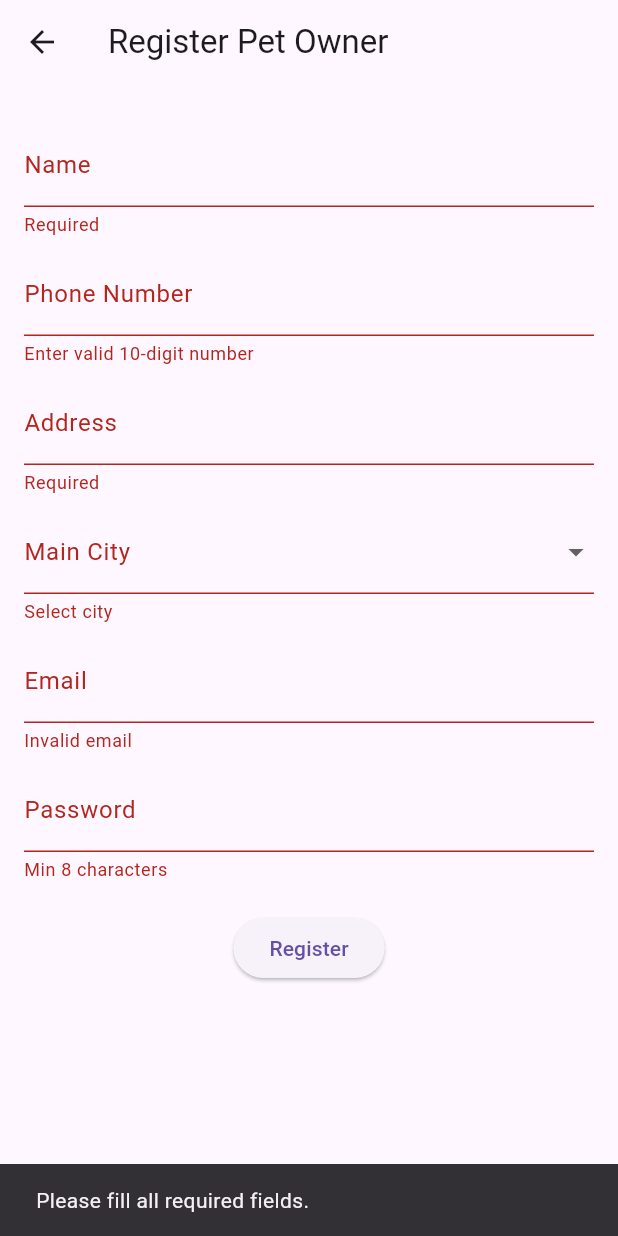
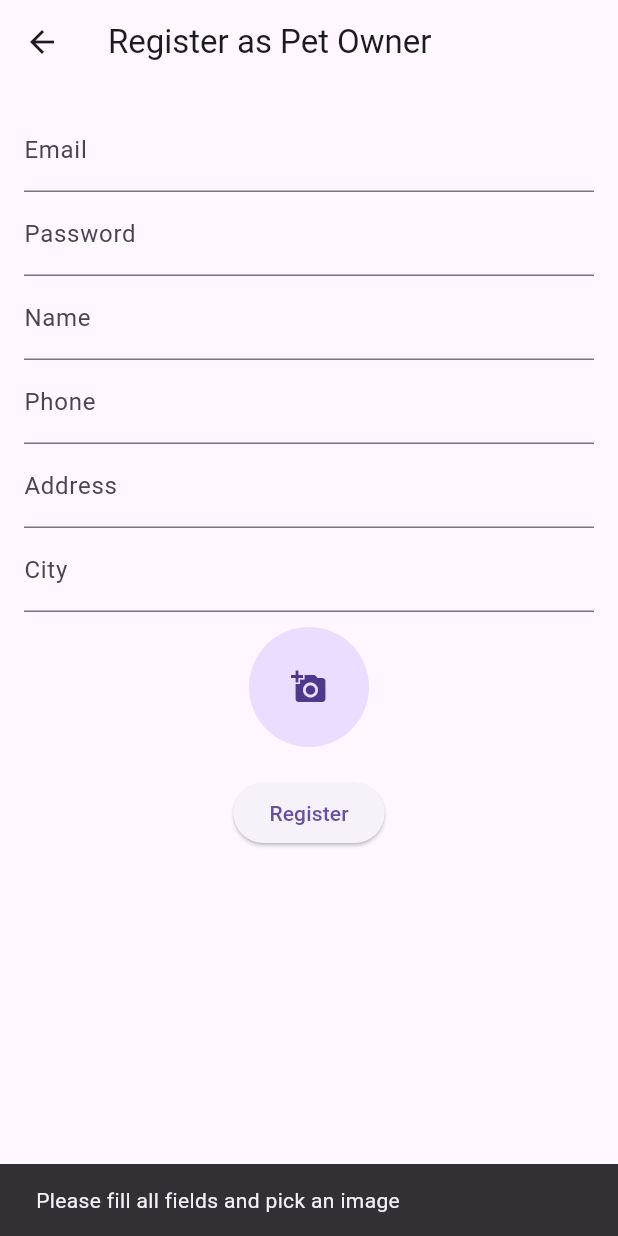
Before and after one commit to apsariudawatte/scooby_app_new, a Flutter app: the RegisterPetOwner screen opened directly, after a tap on "Register", on a phone screen of 412 x 824 dp. Run offline on Flutter 3.47's test engine with Material 3 defaults, Android fonts, the phone set to English and light mode, and no system bars; our stand-ins replace cloud_firestore, firebase_auth, firebase_core, google_sign_in, image_picker, supabase_flutter; accounts and stored records are empty.

Commit message:
added supabase to upload image and also the databse too which is easier but takes time 🫡

```diff
--- a/lib/views/register_pet_owner.dart
+++ b/lib/views/register_pet_owner.dart
@@ -1,4 +1,6 @@
+import 'dart:io';
 import 'package:flutter/material.dart';
+import 'package:image_picker/image_picker.dart';
 import 'package:scooby_app_new/services/auth_services.dart';
 import 'package:scooby_app_new/views/login_screen.dart';
 
@@ -10,133 +12,107 @@ class RegisterPetOwner extends StatefulWidget {
 }
 
 class _RegisterPetOwnerState extends State<RegisterPetOwner> {
-  final _formKey = GlobalKey<FormState>();
-  final _nameController = TextEditingController();
-  final _phoneController = TextEditingController();
-  final _addressController = TextEditingController();
-  final _emailController = TextEditingController();
-  final _passwordController = TextEditingController();
-  final AuthService _authService = AuthService();
+  final TextEditingController _emailController = TextEditingController();
+  final TextEditingController _passwordController = TextEditingController();
+  final TextEditingController _nameController = TextEditingController();
+  final TextEditingController _phoneController = TextEditingController();
+  final TextEditingController _addressController = TextEditingController();
+  final TextEditingController _cityController = TextEditingController();
 
-  final List<String> _cities = [
-    'Colombo', 'Kandy', 'Galle', 'Jaffna', 'Anuradhapura', 'Kurunegala'
-  ];
-  String? _selectedCity;
+  File? _image;
+  bool _isLoading = false;
 
-  void _register() async {
-    if (_formKey.currentState!.validate()) {
-      showDialog(
-        context: context,
-        barrierDismissible: false,
-        builder: (_) => const Center(child: CircularProgressIndicator()),
+  Future<void> _pickImage() async {
+    final pickedFile = await ImagePicker().pickImage(source: ImageSource.gallery);
+    if (pickedFile != null) {
+      setState(() {
+        _image = File(pickedFile.path);
+      });
+    }
+  }
+
+  Future<void> _registerPetOwner() async {
+  if (_emailController.text.isEmpty ||
+      _passwordController.text.isEmpty ||
+      _nameController.text.isEmpty ||
+      _phoneController.text.isEmpty ||
+      _addressController.text.isEmpty ||
+      _cityController.text.isEmpty ||
+      _image == null) {
+    ScaffoldMessenger.of(context).showSnackBar(
+      const SnackBar(content: Text("Please fill all fields and pick an image")),
     );
+    return;
+  }
+
+  setState(() => _isLoading = true);
 
   try {
-        final user = await _authService.registerPetOwner(
+    final result = await AuthService().registerPetOwner(
+      email: _emailController.text.trim(),
+      password: _passwordController.text.trim(),
       name: _nameController.text.trim(),
       phone: _phoneController.text.trim(),
       address: _addressController.text.trim(),
-          city: _selectedCity ?? '',
-          email: _emailController.text.trim(),
-          password: _passwordController.text.trim(),
-          profileImage: null, // No image provided
+      city: _cityController.text.trim(),
+      profileImage: _image,
+    );
+    if (!mounted) return;
+
+    if (result.user != null) {
+      // Success
+      ScaffoldMessenger.of(context).showSnackBar(
+        const SnackBar(content: Text('Registration successful! Please log in.')),
       );
 
-        if (!mounted) return;
-        Navigator.of(context).pop(); // dismiss loading
-
-        if (user != null) {
-          ScaffoldMessenger.of(context).showSnackBar(
-            const SnackBar(content: Text('Registered successfully. Please log in.')),
-          );
-          Navigator.pushReplacement(
-            context,
+      // Navigate to LoginScreen (imported at top)
+      Navigator.of(context).pushReplacement(
         MaterialPageRoute(builder: (_) => const LoginScreen()),
       );
     } else {
+      // This is unlikely because if user == null, an error should be thrown
       ScaffoldMessenger.of(context).showSnackBar(
-            const SnackBar(content: Text('Registration failed.')),
+        const SnackBar(content: Text('Registration failed. Please try again.')),
       );
     }
   } catch (e) {
-        if (mounted) {
-          Navigator.of(context).pop(); // dismiss loading
     ScaffoldMessenger.of(context).showSnackBar(
       SnackBar(content: Text('Error: $e')),
     );
+  } finally {
+    setState(() => _isLoading = false);
   }
 }
-    } else {
-      ScaffoldMessenger.of(context).showSnackBar(
-        const SnackBar(content: Text('Please fill all required fields.')),
-      );
-    }
-  }
+
 
   @override
   Widget build(BuildContext context) {
     return Scaffold(
-      appBar: AppBar(title: const Text('Register Pet Owner')),
-      body: SingleChildScrollView(
-        padding: const EdgeInsets.all(16),
-        child: Form(
-          key: _formKey,
+      appBar: AppBar(title: const Text("Register as Pet Owner")),
+      body: Padding(
+        padding: const EdgeInsets.all(16.0),
+        child: SingleChildScrollView(
           child: Column(
             children: [
+              TextField(controller: _emailController, decoration: const InputDecoration(labelText: "Email")),
+              TextField(controller: _passwordController, decoration: const InputDecoration(labelText: "Password"), obscureText: true),
+              TextField(controller: _nameController, decoration: const InputDecoration(labelText: "Name")),
+              TextField(controller: _phoneController, decoration: const InputDecoration(labelText: "Phone")),
+              TextField(controller: _addressController, decoration: const InputDecoration(labelText: "Address")),
+              TextField(controller: _cityController, decoration: const InputDecoration(labelText: "City")),
               const SizedBox(height: 10),
-              TextFormField(
-                controller: _nameController,
-                decoration: const InputDecoration(labelText: 'Name'),
-                validator: (val) => val == null || val.isEmpty ? 'Required' : null,
-              ),
-              const SizedBox(height: 10),
-              TextFormField(
-                controller: _phoneController,
-                keyboardType: TextInputType.phone,
-                decoration: const InputDecoration(labelText: 'Phone Number'),
-                validator: (val) {
-                  if (val == null || val.length != 10 || int.tryParse(val) == null) {
-                    return 'Enter valid 10-digit number';
-                  }
-                  return null;
-                },
-              ),
-              const SizedBox(height: 10),
-              TextFormField(
-                controller: _addressController,
-                decoration: const InputDecoration(labelText: 'Address'),
-                validator: (val) => val == null || val.isEmpty ? 'Required' : null,
-              ),
-              const SizedBox(height: 10),
-              DropdownButtonFormField<String>(
-                value: _selectedCity,
-                items: _cities
-                    .map((city) => DropdownMenuItem(value: city, child: Text(city)))
-                    .toList(),
-                onChanged: (val) => setState(() => _selectedCity = val),
-                decoration: const InputDecoration(labelText: 'Main City'),
-                validator: (val) => val == null ? 'Select city' : null,
-              ),
-              const SizedBox(height: 10),
-              TextFormField(
-                controller: _emailController,
-                decoration: const InputDecoration(labelText: 'Email'),
-                validator: (val) => val == null || !val.contains('@') ? 'Invalid email' : null,
-              ),
-              const SizedBox(height: 10),
-              TextFormField(
-                controller: _passwordController,
-                obscureText: true,
-                decoration: const InputDecoration(labelText: 'Password'),
-                validator: (val) {
-                  if (val == null || val.length < 8) return 'Min 8 characters';
-                  return null;
-                },
+              GestureDetector(
+                onTap: _pickImage,
+                child: _image != null
+                    ? CircleAvatar(backgroundImage: FileImage(_image!), radius: 40)
+                    : const CircleAvatar(radius: 40, child: Icon(Icons.add_a_photo)),
               ),
               const SizedBox(height: 20),
-              ElevatedButton(
-                onPressed: _register,
-                child: const Text('Register'),
+              _isLoading
+                  ? const CircularProgressIndicator()
+                  : ElevatedButton(
+                      onPressed: _registerPetOwner,
+                      child: const Text("Register"),
                     ),
             ],
           ),
--- a/pubspec.yaml
+++ b/pubspec.yaml
@@ -36,7 +36,11 @@ dependencies:
   google_sign_in: ^6.1.0
   image_picker: ^1.0.4
   http: ^0.13.6  # for Cloudinary upload
-  firebase storage: ^11.0.0
+  firebase_storage: ^11.7.7
+  supabase_flutter: ^1.10.25
+  file_picker: ^6.1.1
+  uuid: ^4.1.0
+  path: ^1.8.3
   # The following adds the Cupertino Icons font to your application.
   # Use with the CupertinoIcons class for iOS style icons.
   cupertino_icons: ^1.0.8
```
Also changed, not shown: lib/main.dart (+7 -0 lines), lib/services/auth_services.dart (+47 -107 lines), lib/views/register_service_provider.dart (+37 -20 lines), pubspec.lock, 5 other files. Lines whose indentation alone changed are shown as unchanged.
